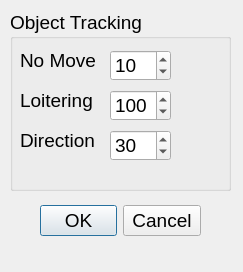
First picture: the form in objecttrackingform.ui, repository jefftsai8049/BeeObservationSystem_Analysis, before the edit.
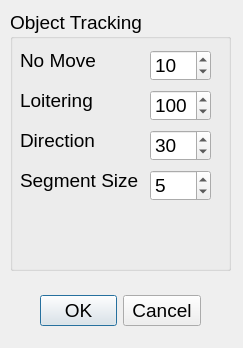
Second picture: the form after the edit.

Diff of the .ui file:
```diff
--- a/objecttrackingform.ui
+++ b/objecttrackingform.ui
@@ -7,7 +7,7 @@
     <x>0</x>
     <y>0</y>
     <width>243</width>
-    <height>272</height>
+    <height>348</height>
    </rect>
   </property>
   <property name="font">
@@ -25,7 +25,7 @@
      <x>10</x>
      <y>10</y>
      <width>221</width>
-     <height>181</height>
+     <height>261</height>
     </rect>
    </property>
    <property name="title">
@@ -34,7 +34,7 @@
    <widget class="QSpinBox" name="no_move_spinBox">
     <property name="geometry">
      <rect>
-      <x>100</x>
+      <x>140</x>
       <y>40</y>
       <width>61</width>
       <height>31</height>
@@ -76,7 +76,7 @@
    <widget class="QSpinBox" name="loitering_move_spinBox">
     <property name="geometry">
      <rect>
-      <x>100</x>
+      <x>140</x>
       <y>80</y>
       <width>61</width>
       <height>31</height>
@@ -105,7 +105,7 @@
    <widget class="QSpinBox" name="direction_spinBox">
     <property name="geometry">
      <rect>
-      <x>100</x>
+      <x>140</x>
       <y>120</y>
       <width>61</width>
       <height>31</height>
@@ -118,12 +118,41 @@
      <number>30</number>
     </property>
    </widget>
+   <widget class="QLabel" name="label_4">
+    <property name="geometry">
+     <rect>
+      <x>10</x>
+      <y>150</y>
+      <width>121</width>
+      <height>41</height>
+     </rect>
+    </property>
+    <property name="text">
+     <string>Segment Size</string>
+    </property>
+   </widget>
+   <widget class="QSpinBox" name="segment_size_direction_spinBox">
+    <property name="geometry">
+     <rect>
+      <x>140</x>
+      <y>160</y>
+      <width>61</width>
+      <height>31</height>
+     </rect>
+    </property>
+    <property name="maximum">
+     <number>100</number>
+    </property>
+    <property name="value">
+     <number>5</number>
+    </property>
+   </widget>
   </widget>
   <widget class="QDialogButtonBox" name="buttonBox">
    <property name="geometry">
     <rect>
      <x>40</x>
-     <y>200</y>
+     <y>290</y>
      <width>161</width>
      <height>41</height>
     </rect>
```
